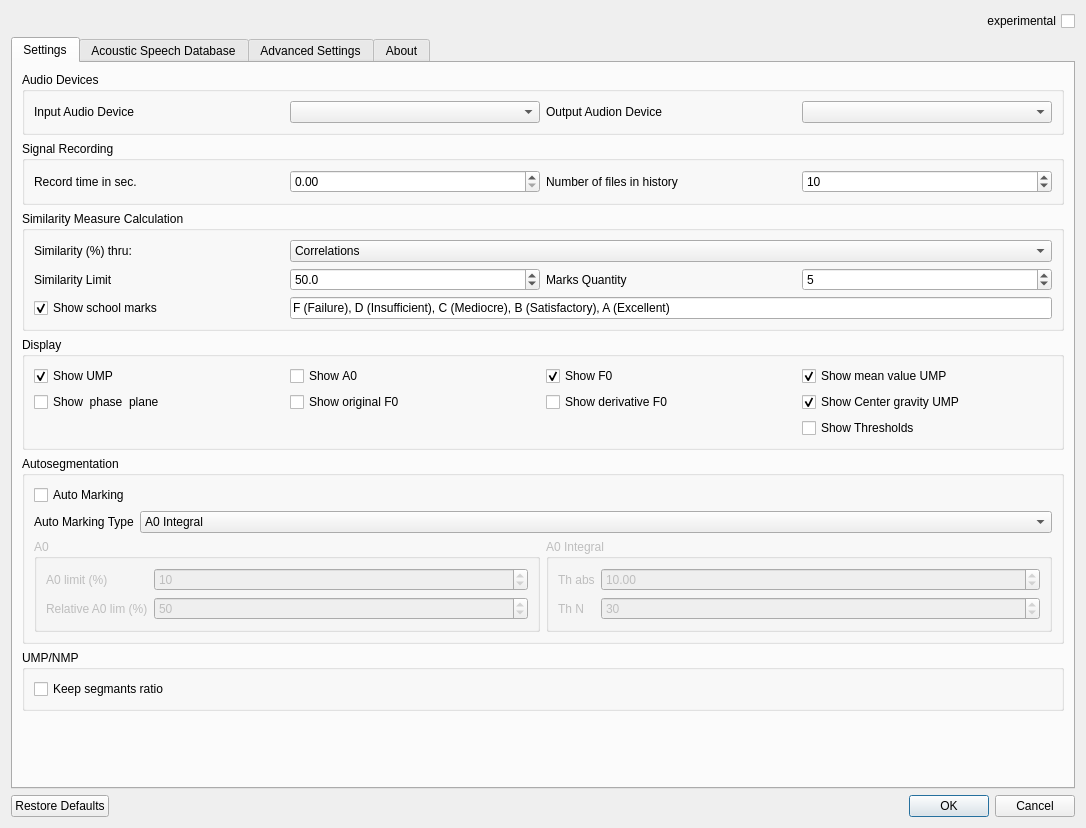
The window that settingsdialog.ui (zhitko/inton-trainer) describes before a commit, drawn with Qt 5.
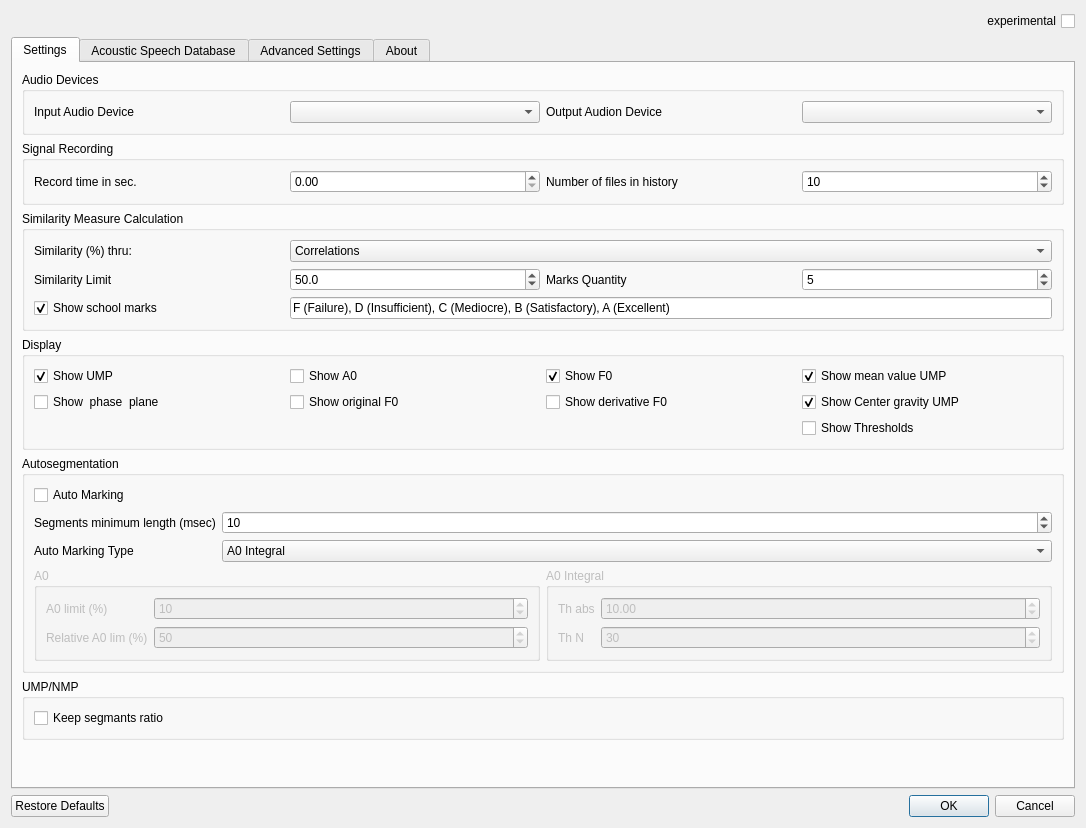
The same window after the commit. Icons and pictures are not drawn.

Commit message: add autosegmentation segment minimum length

Diff of the .ui file:
```diff
--- a/settingsdialog.ui
+++ b/settingsdialog.ui
@@ -336,14 +336,14 @@
             </property>
            </widget>
           </item>
-          <item row="1" column="0">
+          <item row="2" column="0">
            <widget class="QLabel" name="label_34">
             <property name="text">
              <string>Auto Marking Type</string>
             </property>
            </widget>
           </item>
-          <item row="1" column="1">
+          <item row="2" column="1">
            <widget class="QComboBox" name="markoutType">
             <property name="currentIndex">
              <number>3</number>
@@ -375,7 +375,7 @@
             </item>
            </widget>
           </item>
-          <item row="2" column="0" colspan="2">
+          <item row="3" column="0" colspan="2">
            <layout class="QGridLayout" name="gridLayout_5">
             <item row="0" column="0">
              <widget class="QGroupBox" name="automarkingA0">
@@ -477,6 +477,23 @@
             </item>
            </layout>
           </item>
+          <item row="1" column="0">
+           <widget class="QLabel" name="label_8">
+            <property name="text">
+             <string>Segments minimum length (msec)</string>
+            </property>
+           </widget>
+          </item>
+          <item row="1" column="1">
+           <widget class="QSpinBox" name="segmentsMinLength">
+            <property name="maximum">
+             <number>5000</number>
+            </property>
+            <property name="value">
+             <number>10</number>
+            </property>
+           </widget>
+          </item>
          </layout>
         </widget>
        </item>
```
The commit also changes 5 other files.
